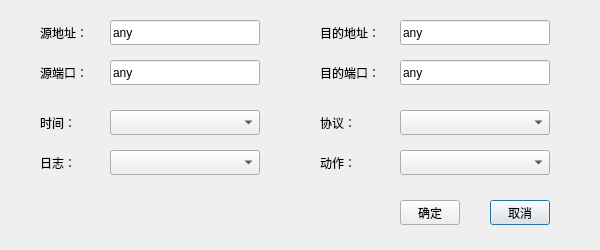
mryuan0428/Firewall-Based-on-Netfilter, file WJ_firewall/ruledialog_m.ui: the form before one commit.
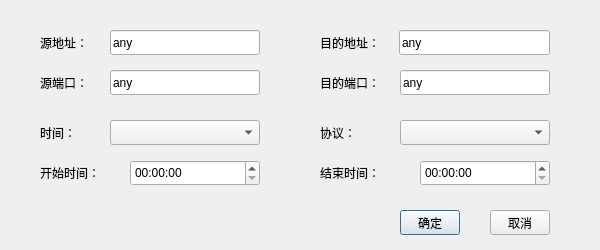
The form after the commit.

What changed in the file:
```diff
--- a/WJ_firewall/ruledialog_m.ui
+++ b/WJ_firewall/ruledialog_m.ui
@@ -17,7 +17,7 @@
    <property name="geometry">
     <rect>
      <x>40</x>
-     <y>60</y>
+     <y>70</y>
      <width>67</width>
      <height>25</height>
     </rect>
@@ -26,27 +26,177 @@
     <string>源端口：</string>
    </property>
   </widget>
-  <widget class="QComboBox" name="comboBox_time">
+  <widget class="QPushButton" name="pushButton_ok">
    <property name="geometry">
     <rect>
-     <x>110</x>
-     <y>110</y>
-     <width>150</width>
+     <x>400</x>
+     <y>210</y>
+     <width>60</width>
      <height>25</height>
     </rect>
    </property>
-   <property name="sizePolicy">
-    <sizepolicy hsizetype="Fixed" vsizetype="Fixed">
-     <horstretch>0</horstretch>
-     <verstretch>0</verstretch>
-    </sizepolicy>
+   <property name="text">
+    <string>确定</string>
+   </property>
+  </widget>
+  <widget class="QTimeEdit" name="timeEdit">
+   <property name="geometry">
+    <rect>
+     <x>130</x>
+     <y>160</y>
+     <width>130</width>
+     <height>26</height>
+    </rect>
+   </property>
+  </widget>
+  <widget class="QPushButton" name="pushButton_cancel">
+   <property name="geometry">
+    <rect>
+     <x>490</x>
+     <y>210</y>
+     <width>60</width>
+     <height>25</height>
+    </rect>
+   </property>
+   <property name="text">
+    <string>取消</string>
+   </property>
+  </widget>
+  <widget class="QLabel" name="label_5">
+   <property name="geometry">
+    <rect>
+     <x>40</x>
+     <y>120</y>
+     <width>67</width>
+     <height>25</height>
+    </rect>
+   </property>
+   <property name="text">
+    <string>时间：</string>
+   </property>
+  </widget>
+  <widget class="QTimeEdit" name="timeEdit_2">
+   <property name="geometry">
+    <rect>
+     <x>420</x>
+     <y>160</y>
+     <width>130</width>
+     <height>26</height>
+    </rect>
+   </property>
+  </widget>
+  <widget class="QLabel" name="label_4">
+   <property name="geometry">
+    <rect>
+     <x>320</x>
+     <y>70</y>
+     <width>71</width>
+     <height>25</height>
+    </rect>
+   </property>
+   <property name="text">
+    <string>目的端口：</string>
+   </property>
+  </widget>
+  <widget class="QLabel" name="label_3">
+   <property name="geometry">
+    <rect>
+     <x>320</x>
+     <y>30</y>
+     <width>71</width>
+     <height>25</height>
+    </rect>
+   </property>
+   <property name="text">
+    <string>目的地址：</string>
+   </property>
+  </widget>
+  <widget class="QLabel" name="label_7">
+   <property name="geometry">
+    <rect>
+     <x>40</x>
+     <y>160</y>
+     <width>80</width>
+     <height>25</height>
+    </rect>
+   </property>
+   <property name="text">
+    <string>开始时间：</string>
    </property>
   </widget>
   <widget class="QLineEdit" name="lineEdit_src_port">
    <property name="geometry">
     <rect>
      <x>110</x>
-     <y>60</y>
+     <y>70</y>
+     <width>150</width>
+     <height>25</height>
+    </rect>
+   </property>
+   <property name="text">
+    <string>any</string>
+   </property>
+  </widget>
+  <widget class="QComboBox" name="comboBox_time">
+   <property name="geometry">
+    <rect>
+     <x>110</x>
+     <y>120</y>
+     <width>150</width>
+     <height>25</height>
+    </rect>
+   </property>
+   <property name="sizePolicy">
+    <sizepolicy hsizetype="Fixed" vsizetype="Fixed">
+     <horstretch>0</horstretch>
+     <verstretch>0</verstretch>
+    </sizepolicy>
+   </property>
+  </widget>
+  <widget class="QLineEdit" name="lineEdit_dst_ip">
+   <property name="geometry">
+    <rect>
+     <x>399</x>
+     <y>30</y>
+     <width>151</width>
+     <height>25</height>
+    </rect>
+   </property>
+   <property name="text">
+    <string>any</string>
+   </property>
+  </widget>
+  <widget class="QLabel" name="label_8">
+   <property name="geometry">
+    <rect>
+     <x>320</x>
+     <y>160</y>
+     <width>80</width>
+     <height>25</height>
+    </rect>
+   </property>
+   <property name="text">
+    <string>结束时间：</string>
+   </property>
+  </widget>
+  <widget class="QLineEdit" name="lineEdit_dst_port">
+   <property name="geometry">
+    <rect>
+     <x>400</x>
+     <y>70</y>
+     <width>150</width>
+     <height>25</height>
+    </rect>
+   </property>
+   <property name="text">
+    <string>any</string>
+   </property>
+  </widget>
+  <widget class="QLineEdit" name="lineEdit_src_ip">
+   <property name="geometry">
+    <rect>
+     <x>110</x>
+     <y>30</y>
      <width>150</width>
      <height>25</height>
     </rect>
@@ -59,7 +209,7 @@
    <property name="geometry">
     <rect>
      <x>320</x>
-     <y>110</y>
+     <y>120</y>
      <width>67</width>
      <height>25</height>
     </rect>
@@ -68,121 +218,11 @@
     <string>协议：</string>
    </property>
   </widget>
-  <widget class="QLabel" name="label_7">
-   <property name="geometry">
-    <rect>
-     <x>320</x>
-     <y>150</y>
-     <width>67</width>
-     <height>25</height>
-    </rect>
-   </property>
-   <property name="text">
-    <string>动作：</string>
-   </property>
-  </widget>
-  <widget class="QLineEdit" name="lineEdit_src_ip">
-   <property name="geometry">
-    <rect>
-     <x>110</x>
-     <y>20</y>
-     <width>150</width>
-     <height>25</height>
-    </rect>
-   </property>
-   <property name="text">
-    <string>any</string>
-   </property>
-  </widget>
-  <widget class="QLineEdit" name="lineEdit_dst_ip">
-   <property name="geometry">
-    <rect>
-     <x>400</x>
-     <y>20</y>
-     <width>150</width>
-     <height>25</height>
-    </rect>
-   </property>
-   <property name="text">
-    <string>any</string>
-   </property>
-  </widget>
-  <widget class="QLabel" name="label_3">
-   <property name="geometry">
-    <rect>
-     <x>320</x>
-     <y>20</y>
-     <width>67</width>
-     <height>25</height>
-    </rect>
-   </property>
-   <property name="text">
-    <string>目的地址：</string>
-   </property>
-  </widget>
-  <widget class="QLabel" name="label_5">
-   <property name="geometry">
-    <rect>
-     <x>40</x>
-     <y>110</y>
-     <width>67</width>
-     <height>25</height>
-    </rect>
-   </property>
-   <property name="text">
-    <string>时间：</string>
-   </property>
-  </widget>
-  <widget class="QComboBox" name="comboBox_log">
-   <property name="geometry">
-    <rect>
-     <x>110</x>
-     <y>150</y>
-     <width>150</width>
-     <height>25</height>
-    </rect>
-   </property>
-   <property name="sizePolicy">
-    <sizepolicy hsizetype="Fixed" vsizetype="Fixed">
-     <horstretch>0</horstretch>
-     <verstretch>0</verstretch>
-    </sizepolicy>
-   </property>
-  </widget>
   <widget class="QComboBox" name="comboBox_protocol">
    <property name="geometry">
     <rect>
      <x>400</x>
-     <y>110</y>
-     <width>150</width>
-     <height>25</height>
-    </rect>
-   </property>
-   <property name="sizePolicy">
-    <sizepolicy hsizetype="Fixed" vsizetype="Fixed">
-     <horstretch>0</horstretch>
-     <verstretch>0</verstretch>
-    </sizepolicy>
-   </property>
-  </widget>
-  <widget class="QLabel" name="label_8">
-   <property name="geometry">
-    <rect>
-     <x>40</x>
-     <y>150</y>
-     <width>67</width>
-     <height>25</height>
-    </rect>
-   </property>
-   <property name="text">
-    <string>日志：</string>
-   </property>
-  </widget>
-  <widget class="QComboBox" name="comboBox_action">
-   <property name="geometry">
-    <rect>
-     <x>400</x>
-     <y>150</y>
+     <y>120</y>
      <width>150</width>
      <height>25</height>
     </rect>
@@ -198,7 +238,7 @@
    <property name="geometry">
     <rect>
      <x>40</x>
-     <y>20</y>
+     <y>30</y>
      <width>67</width>
      <height>25</height>
     </rect>
@@ -207,58 +247,6 @@
     <string>源地址：</string>
    </property>
   </widget>
-  <widget class="QLabel" name="label_4">
-   <property name="geometry">
-    <rect>
-     <x>320</x>
-     <y>60</y>
-     <width>67</width>
-     <height>25</height>
-    </rect>
-   </property>
-   <property name="text">
-    <string>目的端口：</string>
-   </property>
-  </widget>
-  <widget class="QPushButton" name="pushButton_cancel">
-   <property name="geometry">
-    <rect>
-     <x>490</x>
-     <y>200</y>
-     <width>60</width>
-     <height>25</height>
-    </rect>
-   </property>
-   <property name="text">
-    <string>取消</string>
-   </property>
-  </widget>
-  <widget class="QPushButton" name="pushButton_ok">
-   <property name="geometry">
-    <rect>
-     <x>400</x>
-     <y>200</y>
-     <width>60</width>
-     <height>25</height>
-    </rect>
-   </property>
-   <property name="text">
-    <string>确定</string>
-   </property>
-  </widget>
-  <widget class="QLineEdit" name="lineEdit_dst_port">
-   <property name="geometry">
-    <rect>
-     <x>400</x>
-     <y>60</y>
-     <width>150</width>
-     <height>25</height>
-    </rect>
-   </property>
-   <property name="text">
-    <string>any</string>
-   </property>
-  </widget>
  </widget>
  <resources/>
  <connections/>
```
